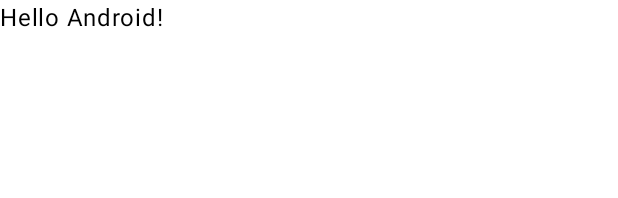
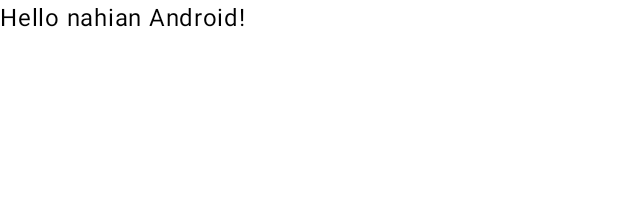
Before and after one commit to nahian00777/AndroidDevLearning, an Android app built with Jetpack Compose: the @Preview function GreetingPreview, on a phone screen of 412 x 824 dp. Shown: the top 198 px of the screen. Run offline under Robolectric (Android 15) with nearby library versions, the phone set to English and light mode, and no system bars.

Commit message:
regular commit

```diff
--- a/app/src/main/java/com/example/myfirstapp/MainActivity.kt
+++ b/app/src/main/java/com/example/myfirstapp/MainActivity.kt
@@ -21,7 +21,7 @@ class MainActivity : ComponentActivity() {
             MyFirstAppTheme {
                 Scaffold(modifier = Modifier.fillMaxSize()) { innerPadding ->
                     Greeting(
-                        name = "Android",
+                        name = "World",
                         modifier = Modifier.padding(innerPadding)
                     )
                 }
@@ -33,7 +33,7 @@ class MainActivity : ComponentActivity() {
 @Composable
 fun Greeting(name: String, modifier: Modifier = Modifier) {
     Text(
-        text = "Hello $name!",
+        text = "Hello nahian $name!",
         modifier = modifier
     )
 }
```
